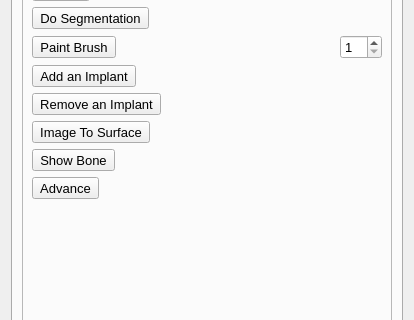
Old version of the form Apps/Dental/view/SCBDentalPlanningPipeline.ui in the repository wuzhuobin/MITK-Project; both pictures show x 0 to 414 and y 106 to 426 of the 414 by 882 pixel window.
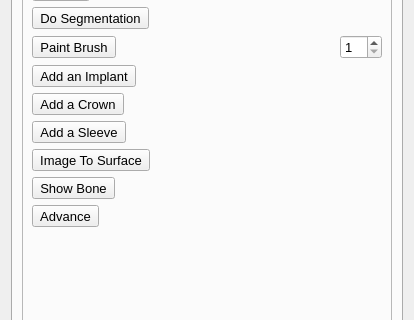
New version of the form. The open tabs and pages were chosen to show the change. Custom widgets are drawn as their Qt base class.

Commit message: Add implant, sleeve and crown

Diff of the .ui file:
```diff
--- a/Apps/Dental/view/SCBDentalPlanningPipeline.ui
+++ b/Apps/Dental/view/SCBDentalPlanningPipeline.ui
@@ -1473,7 +1473,20 @@
           <item>
            <widget class="QToolButton" name="toolButtonSurgicalGuidePlanningRemoveAnImplant">
             <property name="text">
-             <string>Remove an Implant</string>
+             <string>Add a Crown</string>
+            </property>
+            <property name="checkable">
+             <bool>true</bool>
+            </property>
+           </widget>
+          </item>
+          <item>
+           <widget class="QToolButton" name="toolButtonSurgicalGuidePlanningAddASleeve">
+            <property name="text">
+             <string>Add a Sleeve</string>
+            </property>
+            <property name="checkable">
+             <bool>true</bool>
             </property>
            </widget>
           </item>
```
Left out of the diff: 11 changed lines with no effect on the pictures. The commit also changes 3 other files.
